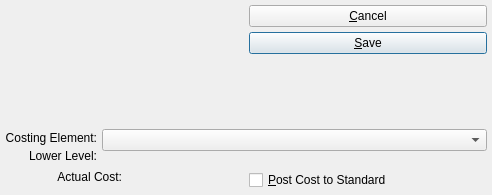
Qt form guiclient/itemCost.ui (Pegasus-RPG/xtuple-client) before a commit.
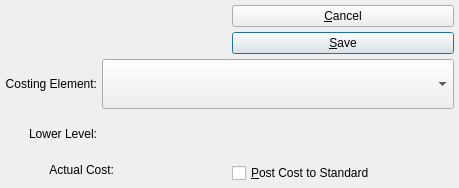
The same form after that commit. Custom widgets are drawn as their Qt base class.

Commit message: Issue #28069:tweak layout

What changed in the file:
```diff
--- a/guiclient/itemCost.ui
+++ b/guiclient/itemCost.ui
@@ -13,8 +13,8 @@
    <rect>
     <x>0</x>
     <y>0</y>
-    <width>492</width>
-    <height>195</height>
+    <width>459</width>
+    <height>188</height>
    </rect>
   </property>
   <property name="windowTitle">
@@ -24,7 +24,14 @@
    <item>
     <layout class="QHBoxLayout">
      <item>
-      <widget class="ItemCluster" name="_item"/>
+      <widget class="ItemCluster" name="_item">
+       <property name="sizePolicy">
+        <sizepolicy hsizetype="Preferred" vsizetype="Fixed">
+         <horstretch>0</horstretch>
+         <verstretch>0</verstretch>
+        </sizepolicy>
+       </property>
+      </widget>
      </item>
      <item>
       <layout class="QVBoxLayout">
@@ -61,7 +68,7 @@
           <enum>Qt::Vertical</enum>
          </property>
          <property name="sizeType">
-          <enum>QSizePolicy::Expanding</enum>
+          <enum>QSizePolicy::Fixed</enum>
          </property>
          <property name="sizeHint" stdset="0">
           <size>
```
